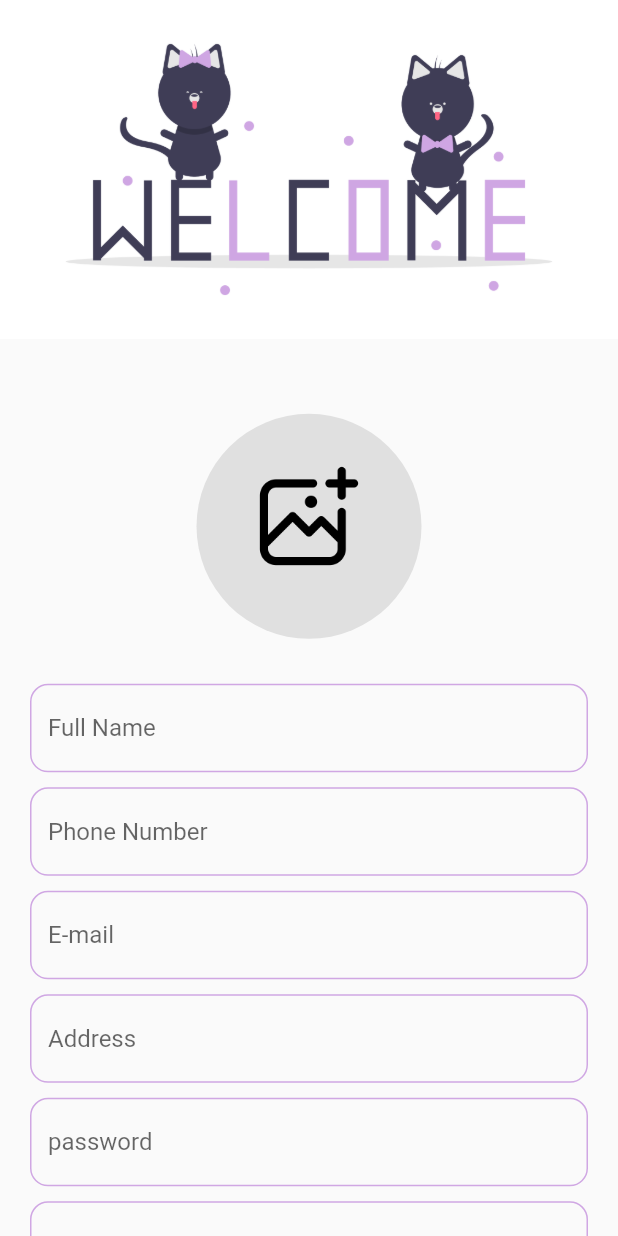
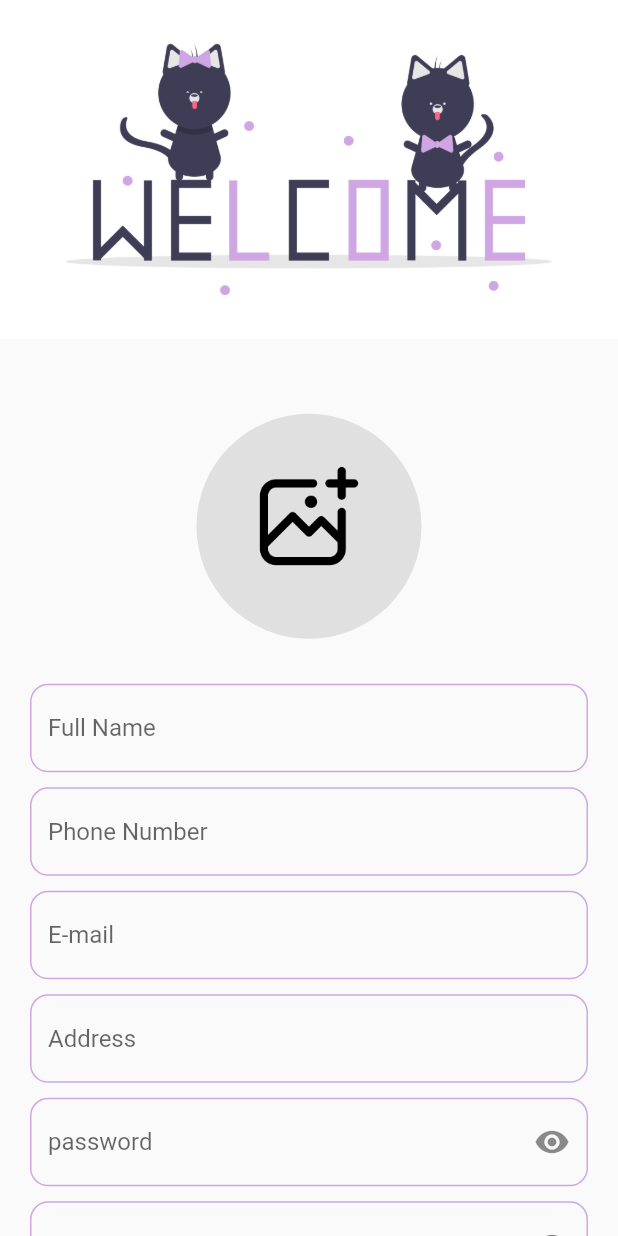
Before and after one commit to ahmounir25/pet_care, a Flutter app: the screen it shows after launch, after a tap on "LogIn", after a tap on "Don't have an account ?", on a phone screen of 412 x 824 dp. Run offline on Flutter 3.47's test engine with Material 2 defaults, Android fonts, the phone set to English and light mode, and no system bars; drawn by our look-alikes of avatar_glow; our stand-ins replace cloud_firestore, firebase_auth, firebase_core, firebase_storage, floating_bottom_navigation_bar, gallery_saver and 3 more; missing offline and left inert: flutter_phone_direct_caller, qr_code_scanner; accounts and stored records are empty; network calls fail.

Commit message:
Edit and Add some UI components

```diff
--- a/lib/modules/HomeScreen/postWidget.dart
+++ b/lib/modules/HomeScreen/postWidget.dart
@@ -94,7 +94,7 @@ class postWiget extends StatelessWidget {
                   children: [
               Row(
               children: [
-              Icon(Icons.phone),
+              Icon(Icons.phone,size: 20,),
               SizedBox(
                 width: 3,
               ),
@@ -111,7 +111,7 @@ class postWiget extends StatelessWidget {
         ),
         Row(
           children: [
-            Icon(Icons.pin_drop),
+            Icon(Icons.pin_drop,size: 20,),
             SizedBox(
               width: 3,
             ),
@@ -125,7 +125,7 @@ class postWiget extends StatelessWidget {
         Flexible(
             child: Text(
               finalDate,
-              style: TextStyle(fontSize: 12, color: Colors.grey),
+              style: TextStyle(fontSize: 10, color: Colors.grey),
             ))
         ],
       ),
--- a/lib/modules/Login/loginScreen.dart
+++ b/lib/modules/Login/loginScreen.dart
@@ -19,10 +19,11 @@ class LoginScreen extends StatefulWidget {
 
 class _LoginScreenState extends BaseView<login_vm, LoginScreen>
     implements loginNavigator {
+
   GlobalKey<FormState> FormKey = GlobalKey<FormState>();
   var emailController = TextEditingController();
   var passController = TextEditingController();
-
+  bool hidePass=true;
   @override
   void initState() {
     // TODO: implement initState
@@ -91,7 +92,7 @@ class _LoginScreenState extends BaseView<login_vm, LoginScreen>
                             if (value == null ||
                                 value!.isEmpty ||
                                 emailValid == false) {
-                              return "Please Enter Email ...";
+                              return "Please Enter Email";
                             }
                             return null;
                           },
@@ -102,7 +103,7 @@ class _LoginScreenState extends BaseView<login_vm, LoginScreen>
                         TextFormField(
                           controller: passController,
                           keyboardType: TextInputType.text,
-                          obscureText: true,
+                          obscureText:hidePass,
                           decoration: InputDecoration(
                               hintText: "password",
                               border: OutlineInputBorder(
@@ -114,10 +115,16 @@ class _LoginScreenState extends BaseView<login_vm, LoginScreen>
                                 borderRadius: BorderRadius.circular(12),
                                 borderSide:
                                     BorderSide(color: MyColors.primaryColor),
-                              )),
+                              ),
+                            suffixIcon: IconButton(onPressed: (){
+                              setState(() {
+                                hidePass= !hidePass ;
+                              });
+                            }, icon:Icon( hidePass? Icons.visibility:Icons.visibility_off)),
+                          ),
                           validator: (value) {
                             if (value == null || value!.isEmpty) {
-                              return "Please Enter Password ...";
+                              return "Please Enter Password";
                             }
                             return null;
                           },
--- a/lib/modules/ServicesScreen/serviceWidget.dart
+++ b/lib/modules/ServicesScreen/serviceWidget.dart
@@ -40,7 +40,8 @@ serviceWidget(Services service) {
                     children: [
                       Icon(Icons.home,size: 20),
                       SizedBox(width: 5,),
-                      Text(service.type!),
+                      Text(service.type!,style: TextStyle(
+                          fontFamily: 'DMSans'),),
                     ],
                   ),
                   Row(
@@ -49,7 +50,8 @@ serviceWidget(Services service) {
                     children: [
                       Icon(Icons.location_on_outlined,size: 20),
                       SizedBox(width: 5,),
-                      Flexible(child: Text(service.location)),
+                      Flexible(child: Text(service.location,style: TextStyle(
+                          fontFamily: 'DMSans'))),
                     ],
                   ),
                   InkWell(
--- a/lib/modules/createAccount/createAccount.dart
+++ b/lib/modules/createAccount/createAccount.dart
@@ -36,6 +36,9 @@ class _createAccountScreenState
   var phoneController = TextEditingController();
   var confirmPassController = TextEditingController();
   var addressController = TextEditingController();
+  bool hidepass = true;
+  bool hideConfirmPass = true;
+
   firebase_storage.FirebaseStorage storage =
       firebase_storage.FirebaseStorage.instance;
 
@@ -217,10 +220,10 @@ class _createAccountScreenState
                                 final bool emailValid = RegExp(
                                         r"^[a-zA-Z0-9.a-zA-Z0-9.!#$%&'*+-/=?^_`{|}~]+@[a-zA-Z0-9]+\.[a-zA-Z]+")
                                     .hasMatch(value!);
-                                if (value == null ||
-                                    value!.isEmpty ||
-                                    emailValid == false) {
+                                if (value == null || value!.isEmpty) {
                                   return "Please Enter Email";
+                                } else if (emailValid == false) {
+                                  return "Please Enter Valid Email";
                                 }
                                 return null;
                               },
@@ -258,19 +261,30 @@ class _createAccountScreenState
                               textInputAction: TextInputAction.next,
                               controller: passController,
                               keyboardType: TextInputType.text,
-                              obscureText: true,
+                              obscureText: hidepass,
                               decoration: InputDecoration(
                                 hintText: "password",
                                 border: OutlineInputBorder(
                                   borderRadius: BorderRadius.circular(12),
-                                    borderSide: BorderSide(
-                                        color: MyColors.primaryColor),
+                                  borderSide:
+                                      BorderSide(color: MyColors.primaryColor),
                                 ),
                                 enabledBorder: OutlineInputBorder(
                                   borderRadius: BorderRadius.circular(12),
-                                    borderSide: BorderSide(
-                                        color: MyColors.primaryColor),
-                                  )),
+                                  borderSide:
+                                      BorderSide(color: MyColors.primaryColor),
+                                ),
+                                suffixIcon: IconButton(
+                                  onPressed: () {
+                                    setState(() {
+                                      hidepass = !hidepass;
+                                    });
+                                  },
+                                  icon: Icon(hidepass
+                                      ? Icons.visibility
+                                      : Icons.visibility_off),
+                                ),
+                              ),
                               validator: (value) {
                                 if (value == null || value!.isEmpty) {
                                   return "Please Enter Password";
@@ -284,19 +298,30 @@ class _createAccountScreenState
                             TextFormField(
                               controller: confirmPassController,
                               textInputAction: TextInputAction.next,
-                              obscureText: true,
+                              obscureText: hideConfirmPass,
                               decoration: InputDecoration(
                                 hintText: "Confirm Password",
                                 border: OutlineInputBorder(
                                   borderRadius: BorderRadius.circular(12),
-                                    borderSide: BorderSide(
-                                        color: MyColors.primaryColor),
+                                  borderSide:
+                                      BorderSide(color: MyColors.primaryColor),
                                 ),
                                 enabledBorder: OutlineInputBorder(
                                   borderRadius: BorderRadius.circular(12),
-                                    borderSide: BorderSide(
-                                        color: MyColors.primaryColor),
-                                  )),
+                                  borderSide:
+                                      BorderSide(color: MyColors.primaryColor),
+                                ),
+                                suffixIcon: IconButton(
+                                  onPressed: () {
+                                    setState(() {
+                                      hideConfirmPass = !hideConfirmPass;
+                                    });
+                                  },
+                                  icon: Icon(hideConfirmPass
+                                      ? Icons.visibility
+                                      : Icons.visibility_off),
+                                ),
+                              ),
                               validator: (value) {
                                 if (value == null || value!.isEmpty) {
                                   return "Please Enter Password Again";
@@ -316,7 +341,11 @@ class _createAccountScreenState
                                 onPressed: () {
                                   createAccount();
                                 },
-                                child: Text('Register',style: TextStyle(fontFamily: 'DMSans',fontSize: 18),)),
+                                child: Text(
+                                  'Register',
+                                  style: TextStyle(
+                                      fontFamily: 'DMSans', fontSize: 18),
+                                )),
                             SizedBox(
                               height: 10,
                             ),
@@ -367,7 +396,8 @@ class _createAccountScreenState
                 children: <Widget>[
                   new ListTile(
                       leading: new Icon(Icons.photo_library),
-                      title: new Text('Gallery',style: TextStyle(fontFamily: 'DMSans')),
+                      title: new Text('Gallery',
+                          style: TextStyle(fontFamily: 'DMSans')),
                       onTap: () {
                         imgFromGallery();
                         Navigator.of(context).pop();
--- a/lib/modules/foundScreen/foundScreen.dart
+++ b/lib/modules/foundScreen/foundScreen.dart
@@ -353,7 +353,7 @@ class _foundScreenState extends BaseView<foundScreen_VM, foundScreen>
                                       addPost(
                                           user!.data()!.Name!,
                                           provider.user!.id,
-                                          user!.data()!.Image!,
+                                          user.data()!.Image!=null? user.data()!.Image:null,
                                           user!.data()!.phone!,
                                           user!.data()!.address!,
                                           selectedPet,
--- a/lib/modules/missingScreen/missingScreen.dart
+++ b/lib/modules/missingScreen/missingScreen.dart
@@ -355,7 +355,7 @@ class _missingScreenState extends BaseView<missingScreen_VM, missingScreen>
                                           addPost(
                                               user!.data()!.Name!,
                                               provider.user!.id,
-                                              user.data()!.Image!,
+                                              user.data()!.Image!=null? user.data()!.Image:null,
                                               user.data()!.phone!,
                                               user.data()!.address!,
                                               selectedPet,
--- a/lib/modules/petInfo/petInfoScreen.dart
+++ b/lib/modules/petInfo/petInfoScreen.dart
@@ -66,7 +66,7 @@ class _petInfoScreenState extends State<petInfoScreen> {
               children: [
                 Text(  pet.Name.length<8?
                 "${pet.Name}":"${pet.Name.substring(0,8)}...",
-                    maxLines: 1,
+                    maxLines: 2,
                     overflow: TextOverflow.ellipsis,
                     style: TextStyle(fontSize: 20, fontFamily: 'DMSans'),
                     textAlign: TextAlign.center),
@@ -244,7 +244,6 @@ class _petInfoScreenState extends State<petInfoScreen> {
                         DataBaseUtils.DeletePet(pet);
                         Navigator.pop(context);
                         Navigator.pop(context);
-
                       },
                       child: Text(
                         'Yes',
```
Also changed, not shown: lib/base.dart (+7 -5 lines), lib/modules/HomeScreen/HomeScreen.dart (+19 -15 lines), lib/modules/ML_Screen/mlScreen.dart (+7 -9 lines), lib/modules/personal_info/profileScreen.dart (+9 -12 lines). Lines whose indentation alone changed are shown as unchanged.
